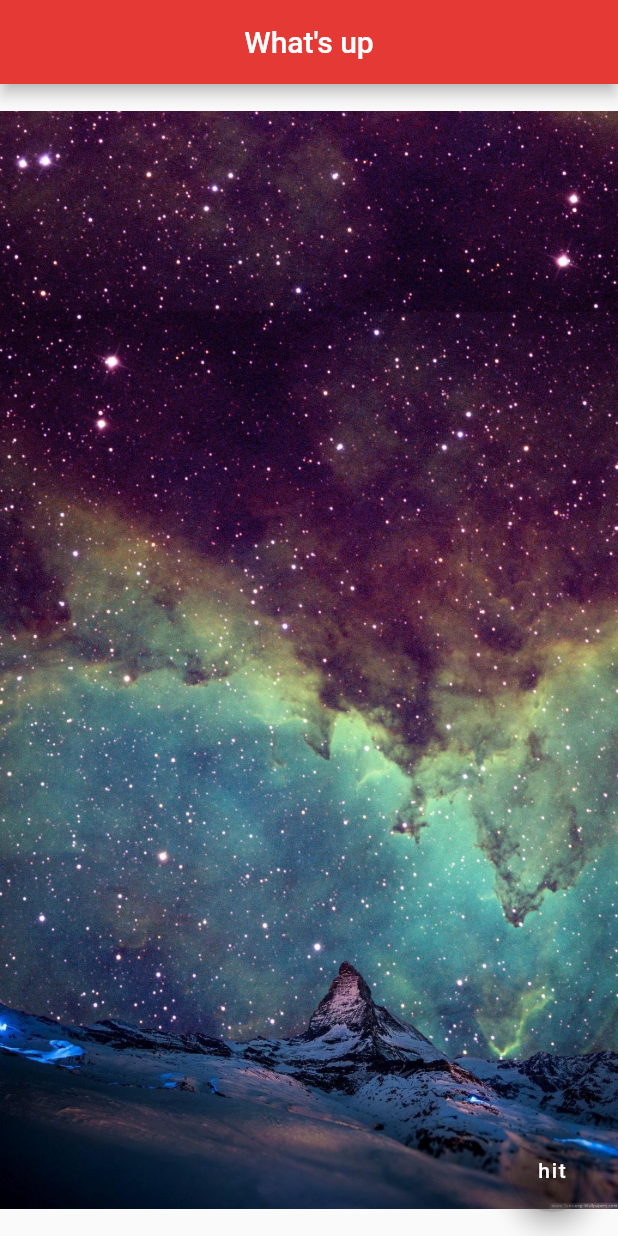
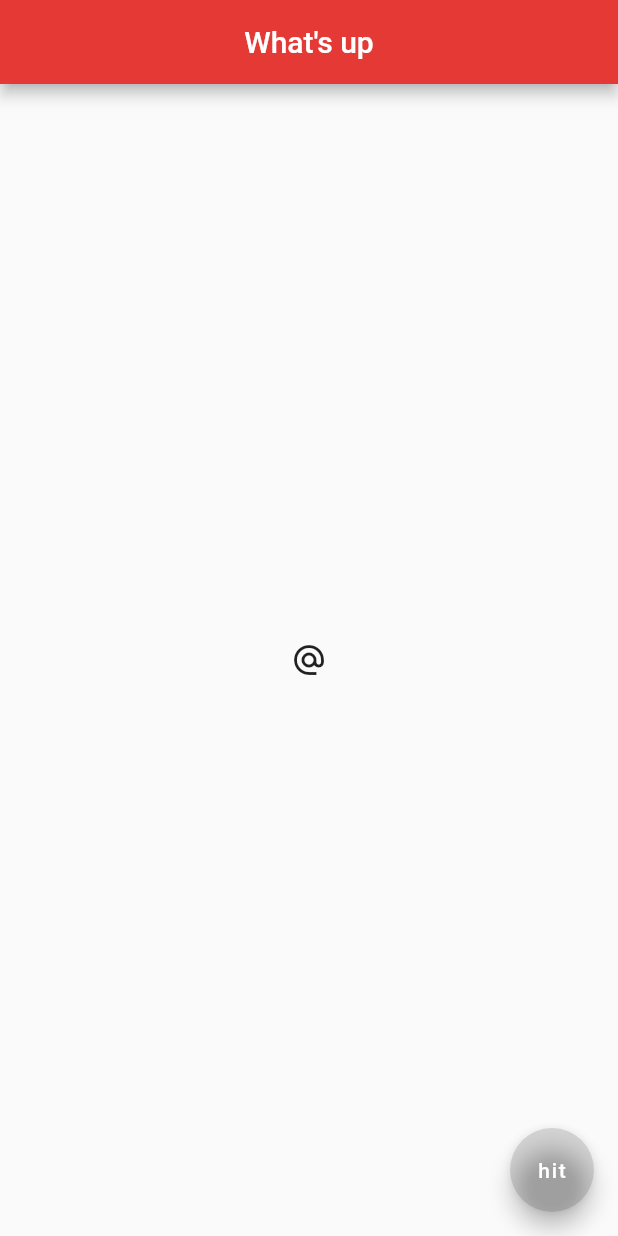
Before and after one commit to maiduydung/bill_calc, a Flutter app: the screen it shows after launch, after a tap on "hit", on a phone screen of 412 x 824 dp. Run offline on Flutter 3.47's test engine with Material 2 defaults, Android fonts, the phone set to English and light mode, and no system bars.

Commit message:
random icons

```diff
--- a/fresh/lib/main.dart
+++ b/fresh/lib/main.dart
@@ -15,9 +15,16 @@ class Home extends StatelessWidget {
         centerTitle: true,
         backgroundColor: Colors.red[600],
       ),
-      body: Center(child: Image.asset('assets/stars.jpg')),
+      body: Center(
+          child: IconButton(
+              icon: Icon(Icons.alternate_email),
+              onPressed: () {
+                print('aaaaa');
+              })),
       floatingActionButton: FloatingActionButton(
-        onPressed: () {},
+        onPressed: () {
+          print("clicked");
+        },
         child: Text("hit"),
         backgroundColor: Colors.black12,
       ),
```
